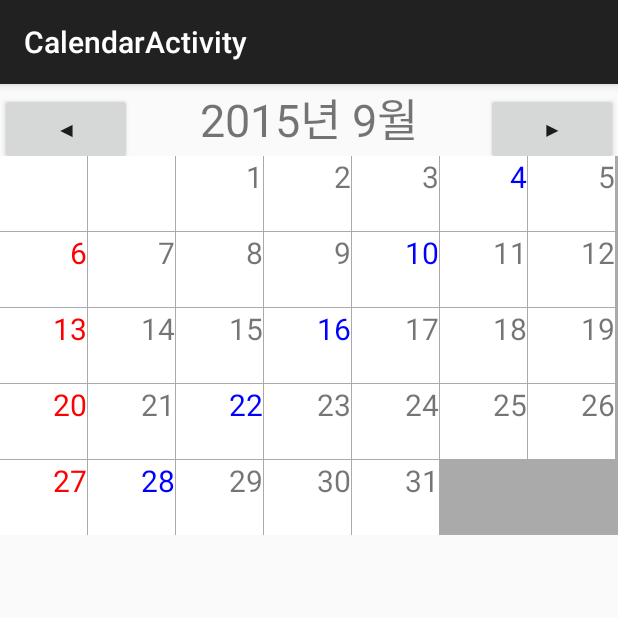
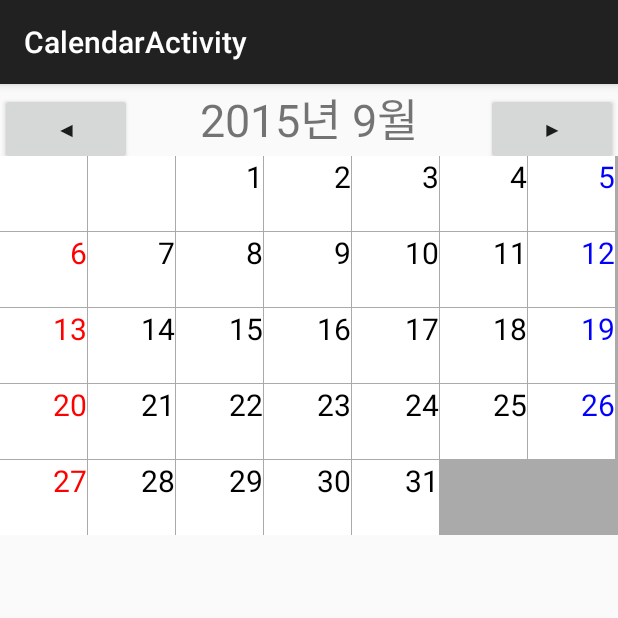
Before and after one commit to lkb0398/Android_Exam, an Android app: the CalendarActivity screen opened directly, with no data from a screen before it, on a phone screen of 412 x 824 dp, the top half of it. Run offline under Robolectric (Android 15) with nearby library versions, the phone set to English and light mode, and no system bars.

```diff
--- a/app/src/main/java/com/lkb0398nate/androidexam/Calendar/CalendarAdapter.java
+++ b/app/src/main/java/com/lkb0398nate/androidexam/Calendar/CalendarAdapter.java
@@ -37,7 +37,7 @@ public class CalendarAdapter extends BaseAdapter {
         // 오늘 날짜
 
         int lastDay = calendar.getActualMaximum(Calendar.DATE);
-        int month = calendar.get(Calendar.MONTH) + 1;
+        int month = calendar.get(Calendar.MONTH);
         int year = calendar.get(Calendar.YEAR);
 
         // 이번 달 첫 번째 날.
@@ -108,13 +108,6 @@ public class CalendarAdapter extends BaseAdapter {
 
             holder.dateTextView = (TextView) convertView.findViewById(R.id.tv_date);
 
-            if (position % 7 == 0) {
-                holder.dateTextView.setTextColor(Color.RED);
-
-            } else if ((position + 7) % 6 == 0) {
-                holder.dateTextView.setTextColor(Color.BLUE);
-            }
-
             convertView.setTag(holder);
         } else {
             // 재사용
@@ -125,8 +118,17 @@ public class CalendarAdapter extends BaseAdapter {
 
         Calendar calendar = mList.get(position);
         if (calendar != null) {
+            holder.dateTextView.setText("" + calendar.get(Calendar.DATE));
 
-            holder.dateTextView.setText("" + calendar.get(Calendar.DATE));
+            if (position % 7 == 0) {
+                holder.dateTextView.setTextColor(Color.RED);
+
+            } else if ((position + 1) % 7 == 0) {
+                holder.dateTextView.setTextColor(Color.BLUE);
+
+            } else {
+                holder.dateTextView.setTextColor(Color.BLACK);
+            }
         } else {
 
             holder.dateTextView.setText("");
```
